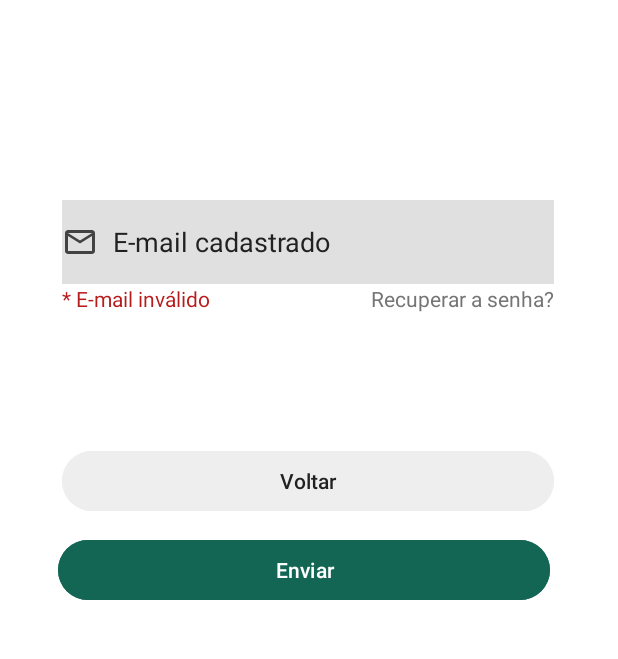
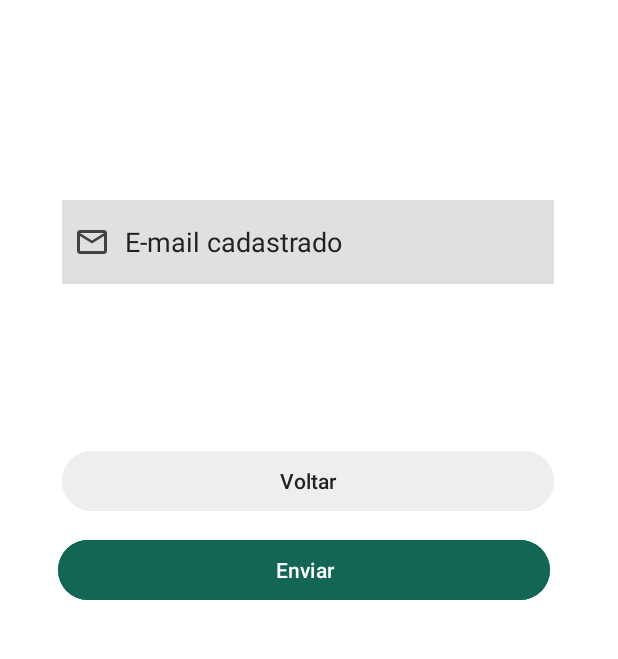
Before and after one commit to melhora-ifam/melhora-ifam, an Android app: the fragment RedefinirSenhaFragment shown on its own in the app's theme, on a phone screen of 412 x 824 dp, the part 375-1034 px from its top. Run offline under Robolectric (Android 15) with nearby library versions, the phone set to English and light mode, and no system bars; our stand-ins replace Firebase (no records; nobody signed in at launch, a user with empty details on screens opened directly).

Commit message:
Recuperação de senha

```diff
--- a/app/src/main/java/com/example/melhoraifam/CadastroFragment.kt
+++ b/app/src/main/java/com/example/melhoraifam/CadastroFragment.kt
@@ -9,7 +9,6 @@ import android.view.ViewGroup
 import android.widget.Button
 import android.widget.EditText
 import android.widget.Toast
-import androidx.fragment.app.FragmentTransaction
 import com.google.firebase.auth.FirebaseAuth
 import com.google.firebase.auth.ktx.auth
 import com.google.firebase.database.ktx.database
@@ -31,7 +30,7 @@ class CadastroFragment : Fragment() {
         val senhaEditText = view.findViewById<EditText>(R.id.senha)
         val cadastrarButton = view.findViewById<Button>(R.id.buttonCadastrar)
 
-        cadastrarButton.setOnClickListener() {
+        cadastrarButton.setOnClickListener {
             val nome = nomeEditText.text.toString()
             val email = emailEditText.text.toString()
             val celular = celularEditText.text.toString()
@@ -88,7 +87,7 @@ class CadastroFragment : Fragment() {
                             Toast.makeText(context, "Erro ao salvar dados no banco", Toast.LENGTH_SHORT).show()
                         }
                 } else {
-                    Toast.makeText(context, "Falha no cadastro...", Toast.LENGTH_SHORT,).show()
+                    Toast.makeText(context, "Falha no cadastro...", Toast.LENGTH_SHORT).show()
                 }
             }
     }
--- /dev/null
+++ b/app/src/main/java/com/example/melhoraifam/RedefinirSenhaFragment.kt
@@ -0,0 +1,66 @@
+package com.example.melhoraifam
+
+import android.os.Bundle
+import androidx.fragment.app.Fragment
+import android.view.LayoutInflater
+import android.view.View
+import android.view.ViewGroup
+import android.widget.Button
+import android.widget.EditText
+import android.widget.Toast
+import androidx.fragment.app.FragmentTransaction
+import com.google.firebase.auth.FirebaseAuth
+import com.google.firebase.auth.ktx.auth
+import com.google.firebase.ktx.Firebase
+
+/**
+ * Fragmento para recuperação de senha
+ */
+class RedefinirSenhaFragment : Fragment() {
+    private lateinit var auth: FirebaseAuth
+
+    override fun onCreateView(inflater: LayoutInflater, container: ViewGroup?, savedInstanceState: Bundle?): View? {
+        val view = inflater.inflate(R.layout.fragment_redefinir_senha, container, false)
+        auth = Firebase.auth
+
+        val emailEditText = view.findViewById<EditText>(R.id.email)
+        val buttonVoltar = view.findViewById<Button>(R.id.buttonVoltar)
+        val buttonEnviar = view.findViewById<Button>(R.id.buttonEnviar)
+
+        // Volta para a tela de login
+        buttonVoltar.setOnClickListener {
+            retornarParaTeladeLogin()
+        }
+
+        // Envia o e-mail de recuperação de senha
+        buttonEnviar.setOnClickListener {
+            val email = emailEditText.text.toString()
+            if (email.isEmpty()) {
+                Toast.makeText(context, "E-mail não pode estar vazio!", Toast.LENGTH_SHORT).show()
+            } else {
+                recuperarSenha(email)
+            }
+        }
+
+        return view
+    }
+
+    private fun recuperarSenha(email: String) {
+        auth.sendPasswordResetEmail(email)
+            .addOnCompleteListener(requireActivity()) { task ->
+                if (task.isSuccessful) {
+                    Toast.makeText(context, "E-mail de recuperação de senha enviado.", Toast.LENGTH_SHORT).show()
+                    retornarParaTeladeLogin()
+                } else {
+                    Toast.makeText(context, "Erro ao tentar enviar e-mail de recuperação", Toast.LENGTH_SHORT).show()
+                }
+            }
+    }
+
+    private fun retornarParaTeladeLogin() {
+        val login: Fragment = LoginFragment()
+        val transaction: FragmentTransaction = parentFragmentManager.beginTransaction()
+        transaction.replace(R.id.frameLayoutMain, login)
+        transaction.commit()
+    }
+}
--- a/app/src/main/java/com/example/melhoraifam/redefinirSenha.kt
+++ /dev/null
@@ -1,59 +0,0 @@
-package com.example.melhoraifam
-
-import android.os.Bundle
-import androidx.fragment.app.Fragment
-import android.view.LayoutInflater
-import android.view.View
-import android.view.ViewGroup
-
-// TODO: Rename parameter arguments, choose names that match
-// the fragment initialization parameters, e.g. ARG_ITEM_NUMBER
-private const val ARG_PARAM1 = "param1"
-private const val ARG_PARAM2 = "param2"
-
-/**
- * A simple [Fragment] subclass.
- * Use the [redefinirSenha.newInstance] factory method to
- * create an instance of this fragment.
- */
-class RedefinirSenhaFragment : Fragment() {
-    // TODO: Rename and change types of parameters
-    private var param1: String? = null
-    private var param2: String? = null
-
-    override fun onCreate(savedInstanceState: Bundle?) {
-        super.onCreate(savedInstanceState)
-        arguments?.let {
-            param1 = it.getString(ARG_PARAM1)
-            param2 = it.getString(ARG_PARAM2)
-        }
-    }
-
-    override fun onCreateView(
-        inflater: LayoutInflater, container: ViewGroup?,
-        savedInstanceState: Bundle?
-    ): View? {
-        // Inflate the layout for this fragment
-        return inflater.inflate(R.layout.fragment_redefinir_senha, container, false)
-    }
-
-    companion object {
-        /**
-         * Use this factory method to create a new instance of
-         * this fragment using the provided parameters.
-         *
-         * @param param1 Parameter 1.
-         * @param param2 Parameter 2.
-         * @return A new instance of fragment redefinirSenha.
-         */
-        // TODO: Rename and change types and number of parameters
-        @JvmStatic
-        fun newInstance(param1: String, param2: String) =
-            RedefinirSenhaFragment().apply {
-                arguments = Bundle().apply {
-                    putString(ARG_PARAM1, param1)
-                    putString(ARG_PARAM2, param2)
-                }
-            }
-    }
-}
--- a/app/src/main/res/layout/fragment_redefinir_senha.xml
+++ b/app/src/main/res/layout/fragment_redefinir_senha.xml
@@ -38,6 +38,7 @@
         android:background="@color/neutral_light_300"
         android:drawableStart="@drawable/email"
         android:drawablePadding="10dp"
+        android:paddingHorizontal="8dp"
         android:ems="10"
         android:hint="@string/email_cadastrado"
         android:inputType="textEmailAddress"
@@ -48,20 +49,6 @@
         app:layout_constraintStart_toStartOf="parent"
         app:layout_constraintTop_toTopOf="parent"
         app:layout_constraintVertical_bias="0.499" />
-
-    <TextView
-        android:id="@+id/recuperarSenha"
-        android:layout_width="wrap_content"
-        android:layout_height="wrap_content"
-        android:layout_marginBottom="272dp"
-        android:text="@string/redefinir_senha"
-        android:textColor="@color/neutral_mid_600"
-        app:layout_constraintBottom_toBottomOf="parent"
-        app:layout_constraintEnd_toEndOf="@+id/email"
-        app:layout_constraintHorizontal_bias="1.0"
-        app:layout_constraintStart_toStartOf="parent"
-        app:layout_constraintTop_toBottomOf="@+id/email"
-        app:layout_constraintVertical_bias="0.0" />
 
     <Button
         android:id="@+id/buttonEnviar"
@@ -79,19 +66,6 @@
         app:layout_constraintTop_toBottomOf="@+id/buttonVoltar"
         app:layout_constraintVertical_bias="0.0" />
 
-    <TextView
-        android:id="@+id/erroLogin"
-        android:layout_width="wrap_content"
-        android:layout_height="wrap_content"
-        android:text="@string/email_invalido"
-        android:textColor="@color/error_dark_900"
-        app:layout_constraintBottom_toTopOf="@+id/buttonEnviar"
-        app:layout_constraintEnd_toEndOf="parent"
-        app:layout_constraintHorizontal_bias="0.0"
-        app:layout_constraintStart_toStartOf="@+id/email"
-        app:layout_constraintTop_toBottomOf="@+id/email"
-        app:layout_constraintVertical_bias="0.0" />
-
     <Button
         android:id="@+id/buttonVoltar"
         android:layout_width="328dp"
```
Also changed, not shown: app/src/main/java/com/example/melhoraifam/LoginFragment.kt (+13 -8 lines).
